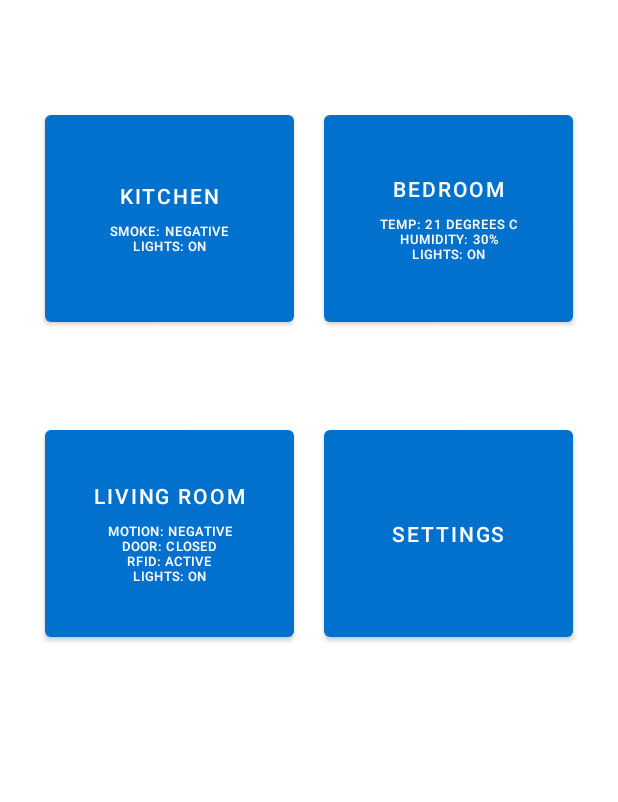
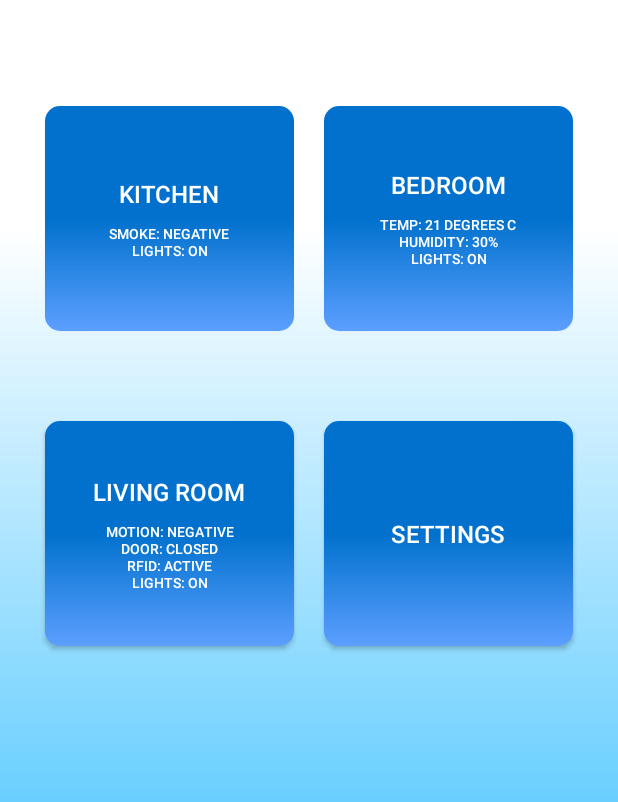
Before and after one commit to naveenKumar5935/smartHomeAutomation, an Android app: the screen it shows after launch (MainActivity), on a phone screen of 412 x 824 dp, the part 434-1236 px from its top. Run offline under Robolectric (Android 15) with nearby library versions, the phone set to English and light mode, and no system bars; our stand-ins replace navigation-ui.

Commit message:
Customized buttons to display a gradient with a ripple effect. Added gradient to screen background Added style functionality

```diff
--- /dev/null
+++ b/smartHomeApp/src/main/res/drawable/button_background.xml
@@ -0,0 +1,11 @@
+<?xml version="1.0" encoding="utf-8"?>
+<shape xmlns:android="http://schemas.android.com/apk/res/android"
+    android:shape="rectangle">
+    <corners android:radius="10dp"/>
+    <gradient
+        android:angle="90"
+        android:centerColor="@color/dark_blue_700"
+        android:endColor="@color/dark_blue_700"
+        android:startColor="@color/dark_blue_200"
+        android:type="linear"/>
+</shape>
--- /dev/null
+++ b/smartHomeApp/src/main/res/drawable/ripple.xml
@@ -0,0 +1,5 @@
+<?xml version="1.0" encoding="utf-8"?>
+<ripple xmlns:android="http://schemas.android.com/apk/res/android"
+    android:color="@color/light_blue_700">
+    <item android:drawable="@drawable/button_background" />
+</ripple>
--- /dev/null
+++ b/smartHomeApp/src/main/res/drawable/screen_background.xml
@@ -0,0 +1,10 @@
+<?xml version="1.0" encoding="utf-8"?>
+<shape xmlns:android="http://schemas.android.com/apk/res/android"
+    android:shape="rectangle">
+    <gradient
+        android:angle="270"
+        android:centerColor="@color/white"
+        android:endColor="@color/light_blue_700"
+        android:startColor="@color/white"
+        android:type="linear"/>
+</shape>
--- a/smartHomeApp/src/main/res/layout/fragment_landing.xml
+++ b/smartHomeApp/src/main/res/layout/fragment_landing.xml
@@ -7,7 +7,8 @@
     tools:context=".ui.landing.LandingFragment"
     android:orientation="vertical"
     android:gravity="center"
-    android:id="@+id/landing_layout">
+    android:id="@+id/landing_layout"
+    style="@style/ScreenBackground">
 
 
     <ImageView
@@ -26,7 +27,7 @@
         android:orientation="horizontal"
         android:padding="20dp">
 
-        <Button
+        <androidx.appcompat.widget.AppCompatButton
             android:id="@+id/button_kitchen"
             android:layout_width="wrap_content"
             android:layout_height="wrap_content"
@@ -34,9 +35,11 @@
             android:layout_weight="1"
             android:width="150dp"
             android:height="150dp"
-            android:text="@string/kitchen" />
+            android:text="@string/kitchen"
+            android:background="@drawable/ripple"
+            style="@style/ButtonText"/>
 
-        <Button
+        <androidx.appcompat.widget.AppCompatButton
             android:id="@+id/button_bedroom"
             android:layout_width="wrap_content"
             android:layout_height="wrap_content"
@@ -44,7 +47,9 @@
             android:layout_weight="1"
             android:width="150dp"
             android:height="150dp"
-            android:text="@string/bedroom" />
+            android:text="@string/bedroom"
+            android:background="@drawable/ripple"
+            style="@style/ButtonText"/>
 
     </LinearLayout>
 
@@ -56,7 +61,7 @@
         android:padding="20dp"
         android:gravity="center"
         android:layout_below="@id/top_button_row">
-        <Button
+        <androidx.appcompat.widget.AppCompatButton
             android:id="@+id/button_living_room"
             android:text="@string/living_room"
             android:layout_width="wrap_content"
@@ -64,8 +69,10 @@
             android:layout_margin="10dp"
             android:layout_weight="1"
             android:height="150dp"
-            android:width="150dp"/>
-        <Button
+            android:width="150dp"
+            android:background="@drawable/ripple"
+            style="@style/ButtonText"/>
+        <androidx.appcompat.widget.AppCompatButton
             android:id="@+id/button_settings"
             android:text="@string/settings"
             android:layout_width="wrap_content"
@@ -73,7 +80,9 @@
             android:layout_margin="10dp"
             android:layout_weight="1"
             android:height="150dp"
-            android:width="150dp"/>
+            android:width="150dp"
+            android:background="@drawable/ripple"
+            style="@style/ButtonText"/>
     </LinearLayout>
 
 </RelativeLayout>
--- a/smartHomeApp/src/main/res/values/colors.xml
+++ b/smartHomeApp/src/main/res/values/colors.xml
@@ -1,5 +1,5 @@
 <?xml version="1.0" encoding="utf-8"?>
-<resources>
+<resources xmlns:android="http://schemas.android.com/apk/res/android">
     <color name="purple_200">#FFBB86FC</color>
     <color name="purple_500">#FF6200EE</color>
     <color name="purple_700">#FF3700B3</color>
@@ -13,4 +13,5 @@
     <color name="light_blue_200">#a1ffff</color>
     <color name="green_200">#7dcb03</color>
     <color name="green_700">#479a00</color>
+    <color name="light_grey">#dbdcdb</color>
 </resources>
--- a/smartHomeApp/src/main/res/values/themes.xml
+++ b/smartHomeApp/src/main/res/values/themes.xml
@@ -14,6 +14,14 @@
         <!-- Customize your theme here. -->
     </style>
 
+    <style name="ButtonText" parent="@android:style/TextAppearance">
+        <item name="android:textColor">#FFFFFF</item>
+    </style>
+
+    <style name="ScreenBackground">
+        <item name="android:background">@drawable/screen_background</item>
+    </style>
+
     <style name="Theme.SmartHomeAutomation.NoActionBar">
         <item name="windowActionBar">false</item>
         <item name="windowNoTitle">true</item>
```
